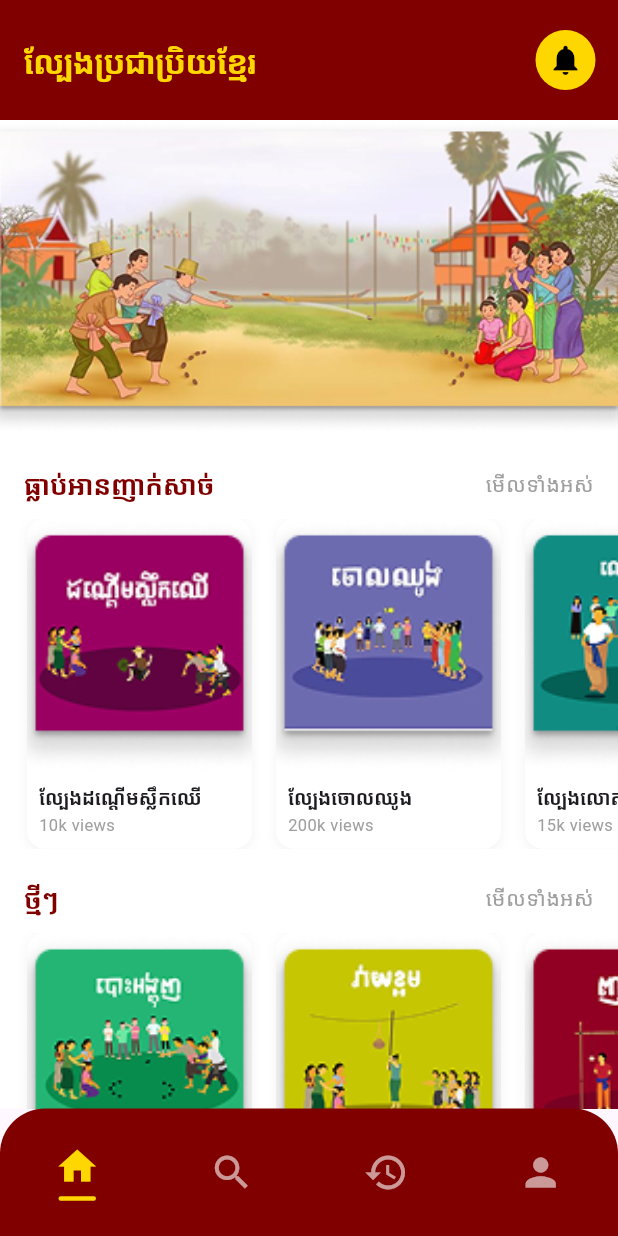
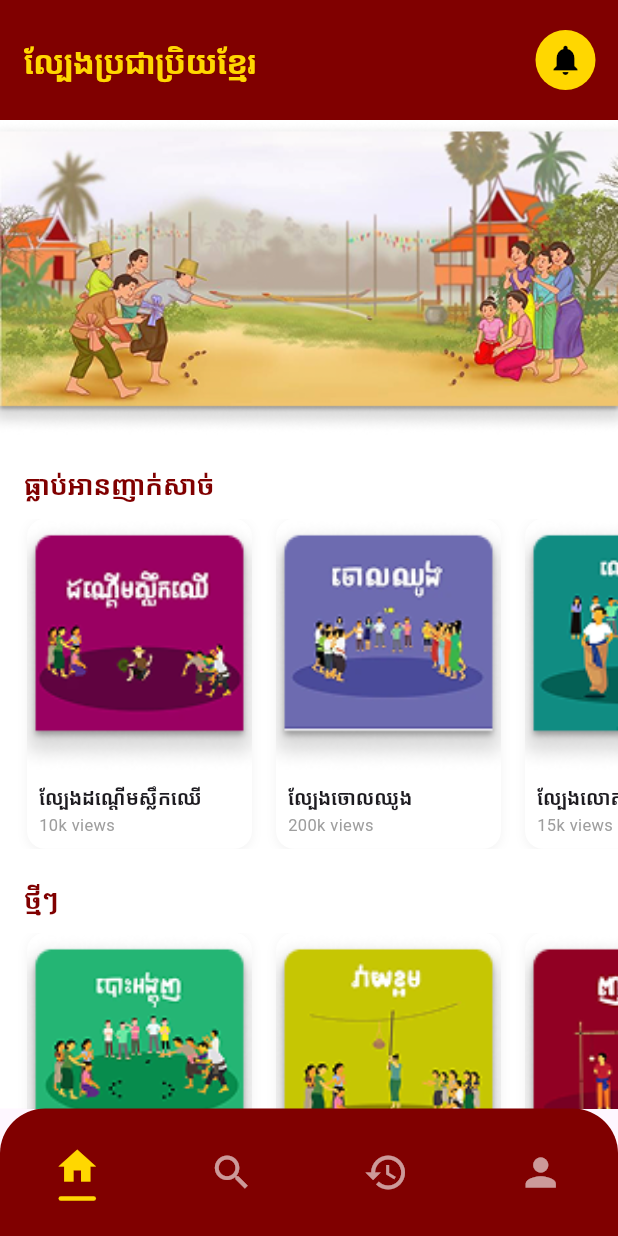
Before and after one commit to HenglySok/tradiinal_game, a Flutter app: the screen it shows after launch, on a phone screen of 412 x 824 dp. Run offline on Flutter 3.47's test engine with Material 3 defaults, Android fonts, the phone set to English and light mode, and no system bars.

Commit message:
fix the home screen

```diff
--- a/lib/pages/home_screen.dart
+++ b/lib/pages/home_screen.dart
@@ -97,22 +97,13 @@ class HomeScreen extends StatelessWidget {
       children: [
         Padding(
           padding: const EdgeInsets.fromLTRB(16, 20, 16, 10),
-          child: Row(
-            mainAxisAlignment: MainAxisAlignment.spaceBetween,
-            children: [
-              Text(
+          child: Text(
             title,
             style: const TextStyle(
               fontSize: 18,
               fontWeight: FontWeight.bold,
               color: Color(0xff800000),
             ),
-              ),
-              const Text(
-                "មើលទាំងអស់",
-                style: TextStyle(color: Colors.grey, fontSize: 14),
-              ),
-            ],
           ),
         ),
         SizedBox(
```
Lines whose indentation alone changed are shown as unchanged.
